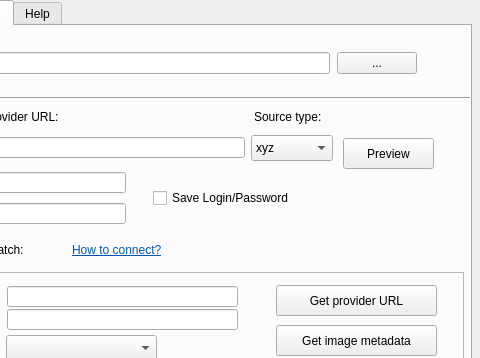
Qt form src/geoalert_master_src/main_dialog.ui (Geoalert/mapflow-qgis) before a commit; both pictures show x 149 to 629 and y 0 to 358 of the 629 by 559 pixel window.
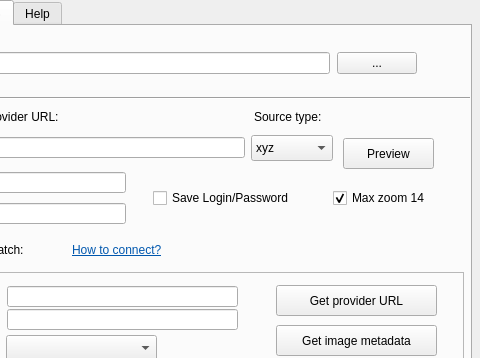
The same form after that commit. The open tabs and pages were chosen to show the change. Custom widgets are drawn as their Qt base class.

Commit message: fix zoom max zoom control

Diff of the .ui file:
```diff
--- a/src/geoalert_master_src/main_dialog.ui
+++ b/src/geoalert_master_src/main_dialog.ui
@@ -459,9 +459,9 @@
       </property>
       <property name="geometry">
        <rect>
-        <x>610</x>
-        <y>130</y>
-        <width>141</width>
+        <x>450</x>
+        <y>150</y>
+        <width>111</width>
         <height>20</height>
        </rect>
       </property>
```
Left out of the diff: 4 changed lines with no effect on the pictures.
